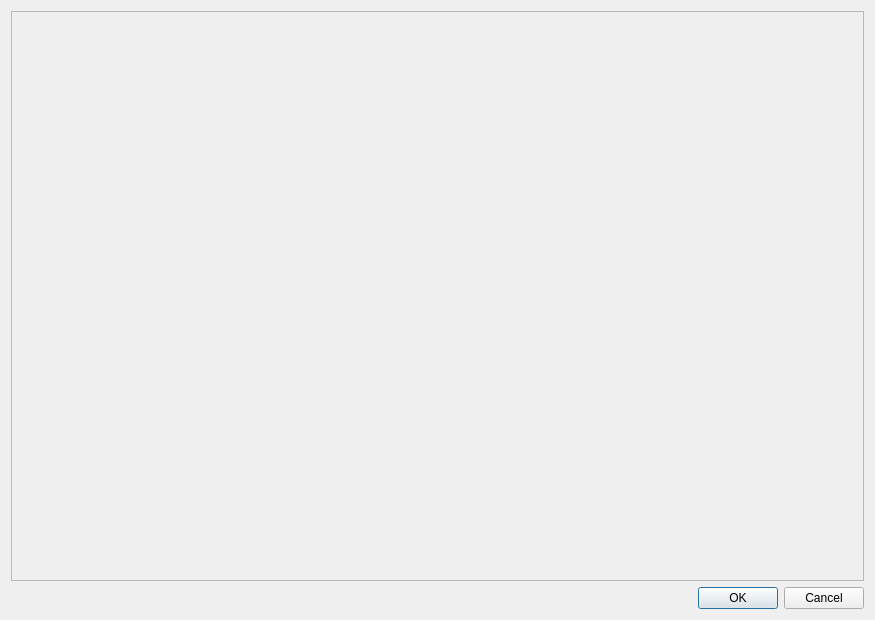
Above: gui/ui/Image_Viewer.ui from pyarchinit/pyarchinit before the change. Below: the same form after it.
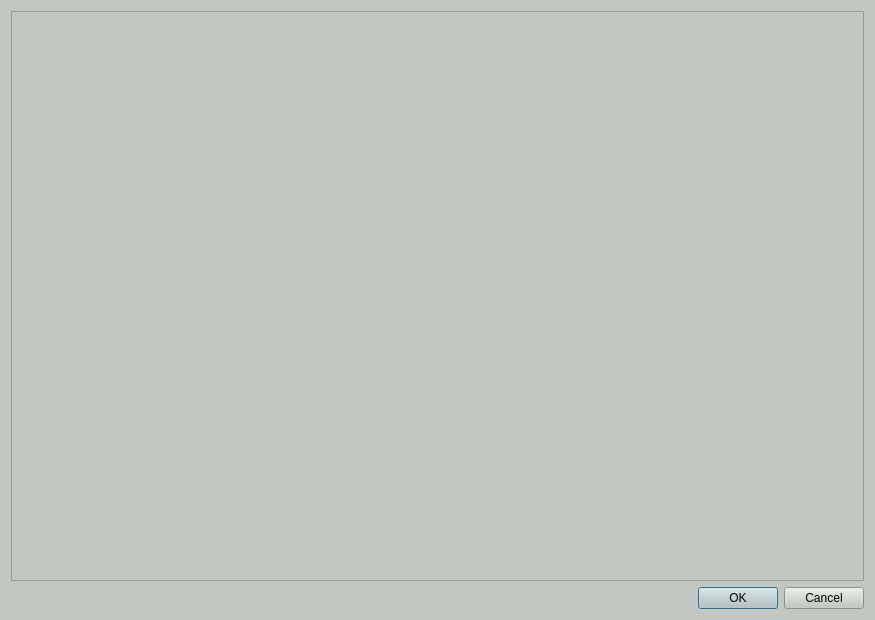
That is the form after the change.

Commit message: change backgroud color ui

The edit to the form file:
```diff
--- a/gui/ui/Image_Viewer.ui
+++ b/gui/ui/Image_Viewer.ui
@@ -10,6 +10,448 @@
     <height>620</height>
    </rect>
   </property>
+  <property name="palette">
+   <palette>
+    <active>
+     <colorrole role="WindowText">
+      <brush brushstyle="SolidPattern">
+       <color alpha="255">
+        <red>0</red>
+        <green>0</green>
+        <blue>0</blue>
+       </color>
+      </brush>
+     </colorrole>
+     <colorrole role="Button">
+      <brush brushstyle="SolidPattern">
+       <color alpha="255">
+        <red>194</red>
+        <green>200</green>
+        <blue>193</blue>
+       </color>
+      </brush>
+     </colorrole>
+     <colorrole role="Light">
+      <brush brushstyle="SolidPattern">
+       <color alpha="255">
+        <red>255</red>
+        <green>255</green>
+        <blue>255</blue>
+       </color>
+      </brush>
+     </colorrole>
+     <colorrole role="Midlight">
+      <brush brushstyle="SolidPattern">
+       <color alpha="255">
+        <red>224</red>
+        <green>227</green>
+        <blue>224</blue>
+       </color>
+      </brush>
+     </colorrole>
+     <colorrole role="Dark">
+      <brush brushstyle="SolidPattern">
+       <color alpha="255">
+        <red>97</red>
+        <green>100</green>
+        <blue>96</blue>
+       </color>
+      </brush>
+     </colorrole>
+     <colorrole role="Mid">
+      <brush brushstyle="SolidPattern">
+       <color alpha="255">
+        <red>129</red>
+        <green>133</green>
+        <blue>129</blue>
+       </color>
+      </brush>
+     </colorrole>
+     <colorrole role="Text">
+      <brush brushstyle="SolidPattern">
+       <color alpha="255">
+        <red>0</red>
+        <green>0</green>
+        <blue>0</blue>
+       </color>
+      </brush>
+     </colorrole>
+     <colorrole role="BrightText">
+      <brush brushstyle="SolidPattern">
+       <color alpha="255">
+        <red>255</red>
+        <green>255</green>
+        <blue>255</blue>
+       </color>
+      </brush>
+     </colorrole>
+     <colorrole role="ButtonText">
+      <brush brushstyle="SolidPattern">
+       <color alpha="255">
+        <red>0</red>
+        <green>0</green>
+        <blue>0</blue>
+       </color>
+      </brush>
+     </colorrole>
+     <colorrole role="Base">
+      <brush brushstyle="SolidPattern">
+       <color alpha="255">
+        <red>255</red>
+        <green>255</green>
+        <blue>255</blue>
+       </color>
+      </brush>
+     </colorrole>
+     <colorrole role="Window">
+      <brush brushstyle="SolidPattern">
+       <color alpha="255">
+        <red>194</red>
+        <green>200</green>
+        <blue>193</blue>
+       </color>
+      </brush>
+     </colorrole>
+     <colorrole role="Shadow">
+      <brush brushstyle="SolidPattern">
+       <color alpha="255">
+        <red>0</red>
+        <green>0</green>
+        <blue>0</blue>
+       </color>
+      </brush>
+     </colorrole>
+     <colorrole role="AlternateBase">
+      <brush brushstyle="SolidPattern">
+       <color alpha="255">
+        <red>224</red>
+        <green>227</green>
+        <blue>224</blue>
+       </color>
+      </brush>
+     </colorrole>
+     <colorrole role="ToolTipBase">
+      <brush brushstyle="SolidPattern">
+       <color alpha="255">
+        <red>255</red>
+        <green>255</green>
+        <blue>220</blue>
+       </color>
+      </brush>
+     </colorrole>
+     <colorrole role="ToolTipText">
+      <brush brushstyle="SolidPattern">
+       <color alpha="255">
+        <red>0</red>
+        <green>0</green>
+        <blue>0</blue>
+       </color>
+      </brush>
+     </colorrole>
+     <colorrole role="PlaceholderText">
+      <brush brushstyle="SolidPattern">
+       <color alpha="128">
+        <red>0</red>
+        <green>0</green>
+        <blue>0</blue>
+       </color>
+      </brush>
+     </colorrole>
+    </active>
+    <inactive>
+     <colorrole role="WindowText">
+      <brush brushstyle="SolidPattern">
+       <color alpha="255">
+        <red>0</red>
+        <green>0</green>
+        <blue>0</blue>
+       </color>
+      </brush>
+     </colorrole>
+     <colorrole role="Button">
+      <brush brushstyle="SolidPattern">
+       <color alpha="255">
+        <red>194</red>
+        <green>200</green>
+        <blue>193</blue>
+       </color>
+      </brush>
+     </colorrole>
+     <colorrole role="Light">
+      <brush brushstyle="SolidPattern">
+       <color alpha="255">
+        <red>255</red>
+        <green>255</green>
+        <blue>255</blue>
+       </color>
+      </brush>
+     </colorrole>
+     <colorrole role="Midlight">
+      <brush brushstyle="SolidPattern">
+       <color alpha="255">
+        <red>224</red>
+        <green>227</green>
+        <blue>224</blue>
+       </color>
+      </brush>
+     </colorrole>
+     <colorrole role="Dark">
+      <brush brushstyle="SolidPattern">
+       <color alpha="255">
+        <red>97</red>
+        <green>100</green>
+        <blue>96</blue>
+       </color>
+      </brush>
+     </colorrole>
+     <colorrole role="Mid">
+      <brush brushstyle="SolidPattern">
+       <color alpha="255">
+        <red>129</red>
+        <green>133</green>
+        <blue>129</blue>
+       </color>
+      </brush>
+     </colorrole>
+     <colorrole role="Text">
+      <brush brushstyle="SolidPattern">
+       <color alpha="255">
+        <red>0</red>
+        <green>0</green>
+        <blue>0</blue>
+       </color>
+      </brush>
+     </colorrole>
+     <colorrole role="BrightText">
+      <brush brushstyle="SolidPattern">
+       <color alpha="255">
+        <red>255</red>
+        <green>255</green>
+        <blue>255</blue>
+       </color>
+      </brush>
+     </colorrole>
+     <colorrole role="ButtonText">
+      <brush brushstyle="SolidPattern">
+       <color alpha="255">
+        <red>0</red>
+        <green>0</green>
+        <blue>0</blue>
+       </color>
+      </brush>
+     </colorrole>
+     <colorrole role="Base">
+      <brush brushstyle="SolidPattern">
+       <color alpha="255">
+        <red>255</red>
+        <green>255</green>
+        <blue>255</blue>
+       </color>
+      </brush>
+     </colorrole>
+     <colorrole role="Window">
+      <brush brushstyle="SolidPattern">
+       <color alpha="255">
+        <red>194</red>
+        <green>200</green>
+        <blue>193</blue>
+       </color>
+      </brush>
+     </colorrole>
+     <colorrole role="Shadow">
+      <brush brushstyle="SolidPattern">
+       <color alpha="255">
+        <red>0</red>
+        <green>0</green>
+        <blue>0</blue>
+       </color>
+      </brush>
+     </colorrole>
+     <colorrole role="AlternateBase">
+      <brush brushstyle="SolidPattern">
+       <color alpha="255">
+        <red>224</red>
+        <green>227</green>
+        <blue>224</blue>
+       </color>
+      </brush>
+     </colorrole>
+     <colorrole role="ToolTipBase">
+      <brush brushstyle="SolidPattern">
+       <color alpha="255">
+        <red>255</red>
+        <green>255</green>
+        <blue>220</blue>
+       </color>
+      </brush>
+     </colorrole>
+     <colorrole role="ToolTipText">
+      <brush brushstyle="SolidPattern">
+       <color alpha="255">
+        <red>0</red>
+        <green>0</green>
+        <blue>0</blue>
+       </color>
+      </brush>
+     </colorrole>
+     <colorrole role="PlaceholderText">
+      <brush brushstyle="SolidPattern">
+       <color alpha="128">
+        <red>0</red>
+        <green>0</green>
+        <blue>0</blue>
+       </color>
+      </brush>
+     </colorrole>
+    </inactive>
+    <disabled>
+     <colorrole role="WindowText">
+      <brush brushstyle="SolidPattern">
+       <color alpha="255">
+        <red>97</red>
+        <green>100</green>
+        <blue>96</blue>
+       </color>
+      </brush>
+     </colorrole>
+     <colorrole role="Button">
+      <brush brushstyle="SolidPattern">
+       <color alpha="255">
+        <red>194</red>
+        <green>200</green>
+        <blue>193</blue>
+       </color>
+      </brush>
+     </colorrole>
+     <colorrole role="Light">
+      <brush brushstyle="SolidPattern">
+       <color alpha="255">
+        <red>255</red>
+        <green>255</green>
+        <blue>255</blue>
+       </color>
+      </brush>
+     </colorrole>
+     <colorrole role="Midlight">
+      <brush brushstyle="SolidPattern">
+       <color alpha="255">
+        <red>224</red>
+        <green>227</green>
+        <blue>224</blue>
+       </color>
+      </brush>
+     </colorrole>
+     <colorrole role="Dark">
+      <brush brushstyle="SolidPattern">
+       <color alpha="255">
+        <red>97</red>
+        <green>100</green>
+        <blue>96</blue>
+       </color>
+      </brush>
+     </colorrole>
+     <colorrole role="Mid">
+      <brush brushstyle="SolidPattern">
+       <color alpha="255">
+        <red>129</red>
+        <green>133</green>
+        <blue>129</blue>
+       </color>
+      </brush>
+     </colorrole>
+     <colorrole role="Text">
+      <brush brushstyle="SolidPattern">
+       <color alpha="255">
+        <red>97</red>
+        <green>100</green>
+        <blue>96</blue>
+       </color>
+      </brush>
+     </colorrole>
+     <colorrole role="BrightText">
+      <brush brushstyle="SolidPattern">
+       <color alpha="255">
+        <red>255</red>
+        <green>255</green>
+        <blue>255</blue>
+       </color>
+      </brush>
+     </colorrole>
+     <colorrole role="ButtonText">
+      <brush brushstyle="SolidPattern">
+       <color alpha="255">
+        <red>97</red>
+        <green>100</green>
+        <blue>96</blue>
+       </color>
+      </brush>
+     </colorrole>
+     <colorrole role="Base">
+      <brush brushstyle="SolidPattern">
+       <color alpha="255">
+        <red>194</red>
+        <green>200</green>
+        <blue>193</blue>
+       </color>
+      </brush>
+     </colorrole>
+     <colorrole role="Window">
+      <brush brushstyle="SolidPattern">
+       <color alpha="255">
+        <red>194</red>
+        <green>200</green>
+        <blue>193</blue>
+       </color>
+      </brush>
+     </colorrole>
+     <colorrole role="Shadow">
+      <brush brushstyle="SolidPattern">
+       <color alpha="255">
+        <red>0</red>
+        <green>0</green>
+        <blue>0</blue>
+       </color>
+      </brush>
+     </colorrole>
+     <colorrole role="AlternateBase">
+      <brush brushstyle="SolidPattern">
+       <color alpha="255">
+        <red>194</red>
+        <green>200</green>
+        <blue>193</blue>
+       </color>
+      </brush>
+     </colorrole>
+     <colorrole role="ToolTipBase">
+      <brush brushstyle="SolidPattern">
+       <color alpha="255">
+        <red>255</red>
+        <green>255</green>
+        <blue>220</blue>
+       </color>
+      </brush>
+     </colorrole>
+     <colorrole role="ToolTipText">
+      <brush brushstyle="SolidPattern">
+       <color alpha="255">
+        <red>0</red>
+        <green>0</green>
+        <blue>0</blue>
+       </color>
+      </brush>
+     </colorrole>
+     <colorrole role="PlaceholderText">
+      <brush brushstyle="SolidPattern">
+       <color alpha="128">
+        <red>0</red>
+        <green>0</green>
+        <blue>0</blue>
+       </color>
+      </brush>
+     </colorrole>
+    </disabled>
+   </palette>
+  </property>
   <property name="windowTitle">
    <string>Dialog</string>
   </property>
@@ -40,8 +482,8 @@
        <rect>
         <x>0</x>
         <y>0</y>
-        <width>851</width>
-        <height>561</height>
+        <width>855</width>
+        <height>571</height>
        </rect>
       </property>
       <layout class="QGridLayout" name="gridLayout_3">
```
The commit also changes 36 other files.
